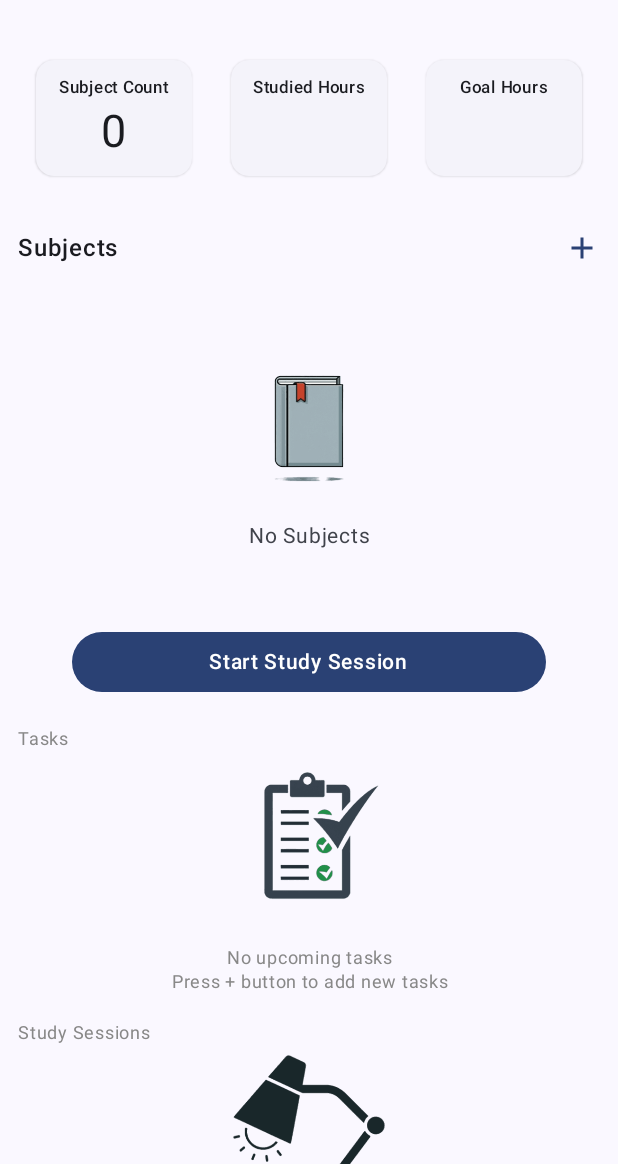
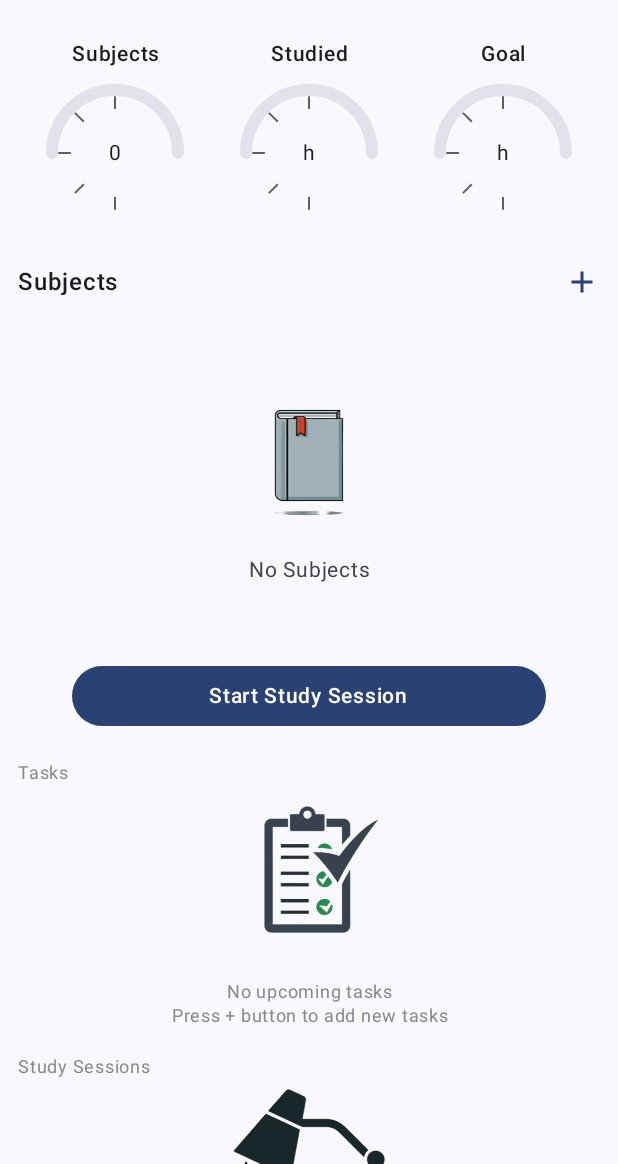
Before and after one commit to sbhjt-gr/mydenfocus, an Android app built with Jetpack Compose: the composable DashBoardScreenRoute shown on its own in the app's theme, on a phone screen of 412 x 824 dp, the part 72-1236 px from its top. Run offline under Robolectric (Android 15) with nearby library versions, the light colour scheme and no system bars; our stand-ins replace Dagger/Hilt's generated code, Room's generated code; libraries missing offline, so code that uses them is left out: com.ramcosta.composedestinations; 4 statements that could not run were skipped.

Commit message:
develop speedometer like ui for the CountCardsSection

```diff
--- /dev/null
+++ b/app/src/main/java/com/gorai/myedenfocus/presentation/components/Speedometer.kt
@@ -0,0 +1,113 @@
+package com.gorai.myedenfocus.presentation.components
+
+import androidx.compose.animation.core.animateFloatAsState
+import androidx.compose.animation.core.tween
+import androidx.compose.foundation.Canvas
+import androidx.compose.foundation.layout.*
+import androidx.compose.material3.MaterialTheme
+import androidx.compose.material3.Text
+import androidx.compose.runtime.Composable
+import androidx.compose.runtime.getValue
+import androidx.compose.ui.Alignment
+import androidx.compose.ui.Modifier
+import androidx.compose.ui.geometry.Offset
+import androidx.compose.ui.geometry.Size
+import androidx.compose.ui.graphics.Color
+import androidx.compose.ui.graphics.StrokeCap
+import androidx.compose.ui.graphics.drawscope.Stroke
+import androidx.compose.ui.text.style.TextAlign
+import androidx.compose.ui.unit.dp
+import kotlin.math.PI
+import kotlin.math.cos
+import kotlin.math.sin
+
+@Composable
+fun Speedometer(
+    modifier: Modifier = Modifier,
+    headingText: String,
+    value: Float,
+    maxValue: Float,
+    displayText: String
+) {
+    val sweepAngle by animateFloatAsState(
+        targetValue = (value / maxValue) * 180f,
+        animationSpec = tween(1000),
+        label = "speedometer"
+    )
+
+    val surfaceColor = MaterialTheme.colorScheme.surfaceVariant
+    val primaryColor = MaterialTheme.colorScheme.primary
+    val outlineColor = MaterialTheme.colorScheme.outline
+    val textStyle = MaterialTheme.typography.titleSmall
+    val textColor = MaterialTheme.colorScheme.onSurface
+
+    Column(
+        modifier = modifier,
+        horizontalAlignment = Alignment.CenterHorizontally
+    ) {
+        Text(
+            text = headingText,
+            style = textStyle,
+            color = textColor,
+            textAlign = TextAlign.Center,
+            modifier = Modifier.padding(bottom = 8.dp)
+        )
+
+        Box(
+            modifier = Modifier
+                .size(100.dp)
+                .padding(8.dp),
+            contentAlignment = Alignment.Center
+        ) {
+            Canvas(modifier = Modifier.fillMaxSize()) {
+                // Background arc
+                drawArc(
+                    color = surfaceColor,
+                    startAngle = 180f,
+                    sweepAngle = 180f,
+                    useCenter = false,
+                    style = Stroke(width = 12f, cap = StrokeCap.Round),
+                    size = Size(size.width, size.height)
+                )
+
+                // Progress arc
+                drawArc(
+                    color = primaryColor,
+                    startAngle = 180f,
+                    sweepAngle = sweepAngle,
+                    useCenter = false,
+                    style = Stroke(width = 12f, cap = StrokeCap.Round),
+                    size = Size(size.width, size.height)
+                )
+
+                // Draw tick marks
+                for (i in 0..4) {
+                    val angle = PI * (0.5 + i * 0.25)
+                    val startRadius = size.width * 0.35f
+                    val endRadius = size.width * 0.45f
+                    val start = Offset(
+                        (center.x + cos(angle) * startRadius).toFloat(),
+                        (center.y + sin(angle) * startRadius).toFloat()
+                    )
+                    val end = Offset(
+                        (center.x + cos(angle) * endRadius).toFloat(),
+                        (center.y + sin(angle) * endRadius).toFloat()
+                    )
+                    drawLine(
+                        color = outlineColor,
+                        start = start,
+                        end = end,
+                        strokeWidth = 2f
+                    )
+                }
+            }
+
+            Text(
+                text = displayText,
+                style = MaterialTheme.typography.bodyMedium,
+                color = textColor,
+                textAlign = TextAlign.Center
+            )
+        }
+    }
+}
--- a/app/src/main/java/com/gorai/myedenfocus/presentation/dashboard/DashboardScreen.kt
+++ b/app/src/main/java/com/gorai/myedenfocus/presentation/dashboard/DashboardScreen.kt
@@ -52,6 +52,7 @@ import com.gorai.myedenfocus.presentation.components.DeleteDialog
 import com.gorai.myedenfocus.presentation.components.SubjectCard
 import com.gorai.myedenfocus.presentation.components.studySessionsList
 import com.gorai.myedenfocus.presentation.components.tasksList
+import com.gorai.myedenfocus.presentation.components.Speedometer
 import com.gorai.myedenfocus.presentation.destinations.SessionScreenRouteDestination
 import com.gorai.myedenfocus.presentation.destinations.SubjectScreenRouteDestination
 import com.gorai.myedenfocus.presentation.destinations.TaskScreenRouteDestination
@@ -246,12 +247,36 @@ private fun CountCardsSection(
     studiedHours: String,
     goalHours: String
 ) {
-    Row(modifier = modifier) {
-        CountCard(modifier = modifier.weight(1f), headingText =  "Subject Count", count = "$subjectCount")
-        Spacer(modifier = Modifier.width(2.dp))
-        CountCard(modifier = modifier.weight(1f), headingText =  "Studied Hours", count = studiedHours)
-        Spacer(modifier = Modifier.width(2.dp))
-        CountCard(modifier = modifier.weight(1f), headingText =  "Goal Hours", count = goalHours)
+    Row(
+        modifier = modifier,
+        horizontalArrangement = Arrangement.SpaceEvenly
+    ) {
+        // Subject Count Speedometer
+        Speedometer(
+            modifier = Modifier.weight(1f),
+            headingText = "Subjects",
+            value = subjectCount.toFloat(),
+            maxValue = 10f, // Assuming max 10 subjects
+            displayText = subjectCount.toString()
+        )
+
+        // Studied Hours Speedometer
+        Speedometer(
+            modifier = Modifier.weight(1f),
+            headingText = "Studied",
+            value = studiedHours.toFloatOrNull() ?: 0f,
+            maxValue = goalHours.toFloatOrNull() ?: 100f,
+            displayText = "${studiedHours}h"
+        )
+
+        // Goal Hours Speedometer
+        Speedometer(
+            modifier = Modifier.weight(1f),
+            headingText = "Goal",
+            value = goalHours.toFloatOrNull() ?: 0f,
+            maxValue = 100f,
+            displayText = "${goalHours}h"
+        )
     }
 }
 
```
